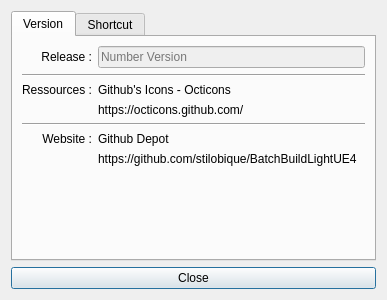
First picture: the form in BatchLightUE4/Views/WindowsHelpView.ui, repository shenyu0403/BatchBuildLightUE4, before the edit.
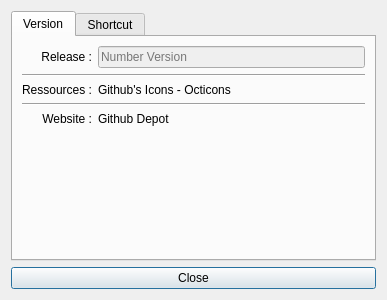
Second picture: the form after the edit. Icons and pictures are not drawn.

Commit message: Make link available.

Patch:
```diff
--- a/BatchLightUE4/Views/WindowsHelpView.ui
+++ b/BatchLightUE4/Views/WindowsHelpView.ui
@@ -35,14 +35,14 @@
        <string>Version</string>
       </attribute>
       <layout class="QGridLayout" name="gridLayout_2">
-       <item row="5" column="1">
-        <widget class="QLabel" name="label_7">
+       <item row="4" column="1">
+        <widget class="QLabel" name="label_url_website">
          <property name="text">
           <string>Github Depot</string>
          </property>
         </widget>
        </item>
-       <item row="5" column="0">
+       <item row="4" column="0">
         <widget class="QLabel" name="label_4">
          <property name="text">
           <string>Website :</string>
@@ -53,13 +53,13 @@
         </widget>
        </item>
        <item row="2" column="1">
-        <widget class="QLabel" name="label_5">
+        <widget class="QLabel" name="label_url_octicons">
          <property name="text">
           <string>Github's Icons - Octicons</string>
          </property>
         </widget>
        </item>
-       <item row="7" column="0">
+       <item row="5" column="0">
         <spacer name="verticalSpacer">
          <property name="orientation">
           <enum>Qt::Vertical</enum>
@@ -82,26 +82,6 @@
          </property>
         </widget>
        </item>
-       <item row="6" column="1">
-        <widget class="QLabel" name="label_url_website">
-         <property name="text">
-          <string>https://github.com/stilobique/BatchBuildLightUE4</string>
-         </property>
-         <property name="openExternalLinks">
-          <bool>true</bool>
-         </property>
-         <property name="textInteractionFlags">
-          <set>Qt::TextBrowserInteraction</set>
-         </property>
-        </widget>
-       </item>
-       <item row="3" column="1">
-        <widget class="QLabel" name="label_url_octicons">
-         <property name="text">
-          <string>https://octicons.github.com/</string>
-         </property>
-        </widget>
-       </item>
        <item row="0" column="0">
         <widget class="QLabel" name="label_3">
          <property name="layoutDirection">
@@ -125,13 +105,6 @@
          </property>
         </widget>
        </item>
-       <item row="4" column="0" colspan="2">
-        <widget class="Line" name="line">
-         <property name="orientation">
-          <enum>Qt::Horizontal</enum>
-         </property>
-        </widget>
-       </item>
        <item row="1" column="0" colspan="2">
         <widget class="Line" name="line_2">
          <property name="orientation">
@@ -139,6 +112,13 @@
          </property>
         </widget>
        </item>
+       <item row="3" column="0" colspan="2">
+        <widget class="Line" name="line">
+         <property name="orientation">
+          <enum>Qt::Horizontal</enum>
+         </property>
+        </widget>
+       </item>
       </layout>
      </widget>
      <widget class="QWidget" name="shortcut">
```
Left out of the diff: 6 changed lines with no effect on the pictures. The commit also changes 2 other files.
